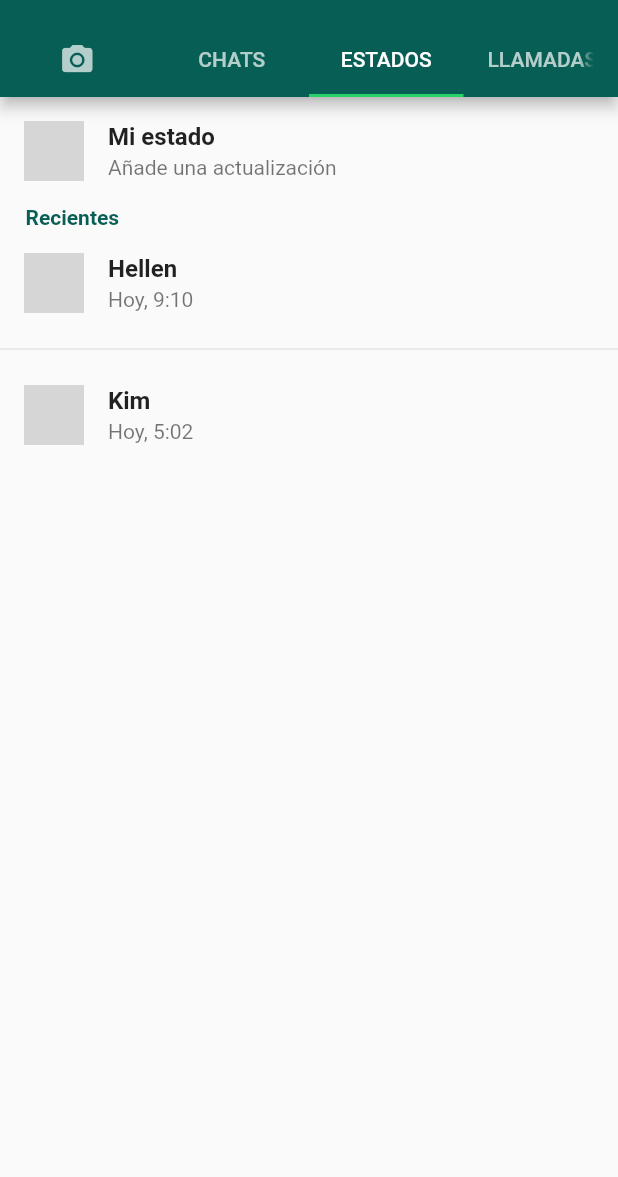
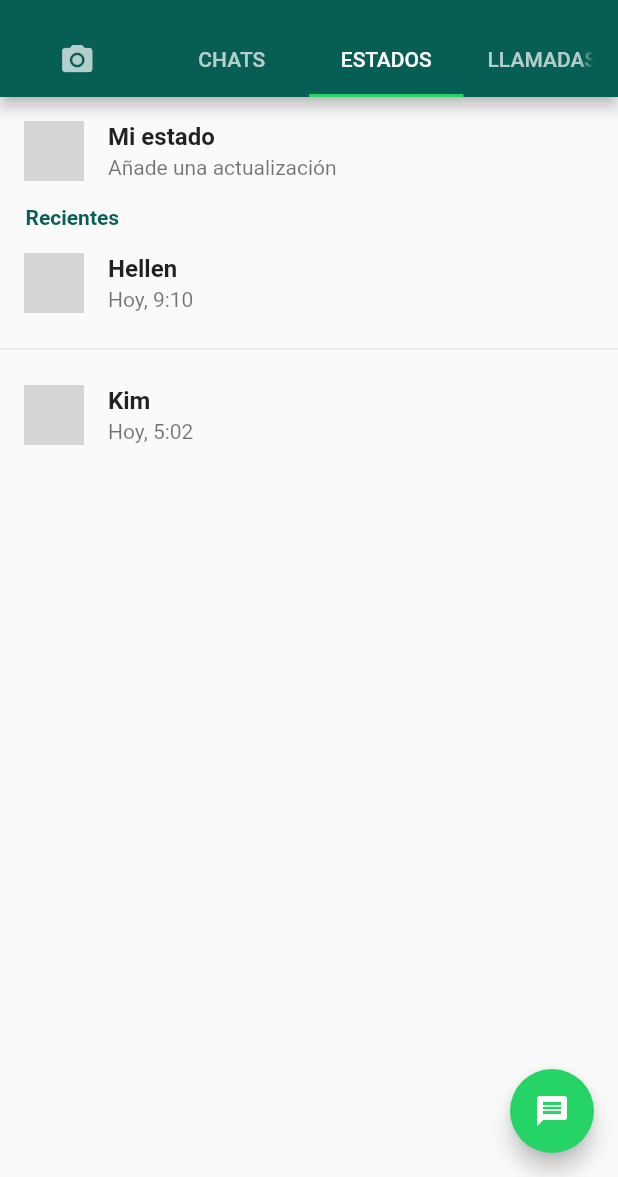
Before and after one commit to JKBustillo/whatsapp-clone, a Flutter app: the screen it shows after launch, tab 3 chosen, on a phone screen of 412 x 824 dp, the part 59-1236 px from its top. Run offline on Flutter 3.47's test engine with Material 2 defaults, Android fonts, the phone set to English and light mode, and no system bars; network calls fail; grey boxes are pictures that could not be loaded.

Commit message:
feat: floating button for sending a new message

```diff
--- a/lib/whatsapp_home.dart
+++ b/lib/whatsapp_home.dart
@@ -41,6 +41,14 @@ class _WhatsAppHomeState extends State<WhatsAppHome> with SingleTickerProviderSt
            new Call(),
          ],
        ),
+       floatingActionButton: new FloatingActionButton(
+         backgroundColor: Theme.of(context).accentColor,
+         child: new Icon(
+           Icons.message,
+           color: Colors.white,
+         ),
+         onPressed: () {},
+       ),
     );
   }
 }
```
